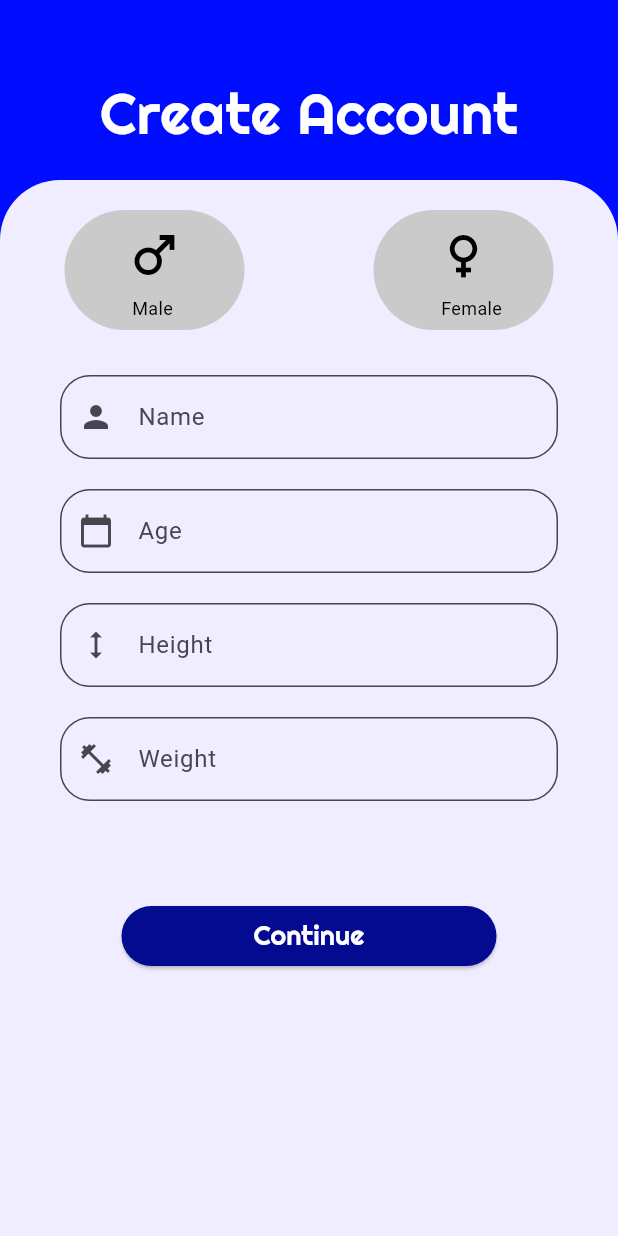
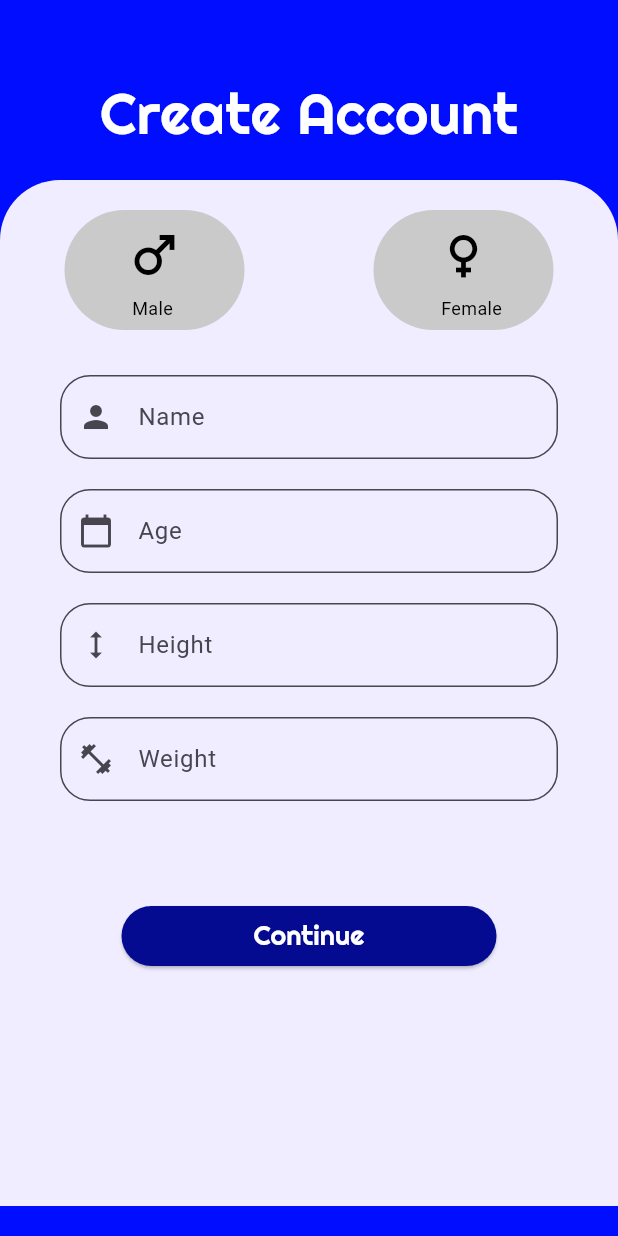
Before and after one commit to hashir-com/be_active, a Flutter app: the screen it shows after launch, after a tap on "Skip", on a phone screen of 412 x 824 dp. Run offline on Flutter 3.47's test engine with Material 3 defaults, Android fonts, the phone set to English and light mode, and no system bars; our stand-ins replace fl_chart, google_fonts, hive, hive_flutter, lottie, smooth_page_indicator; accounts and stored records are empty; project files that could hold a hidden picture were left out.

Commit message:
aligned 3rd

```diff
--- a/lib/main.dart
+++ b/lib/main.dart
@@ -13,6 +13,8 @@
 }
 
 class MyApp extends StatelessWidget {
+  const MyApp({super.key});
+
   @override
   Widget build(BuildContext context) {
     return MaterialApp(
--- a/lib/screens/create_account_screen.dart
+++ b/lib/screens/create_account_screen.dart
@@ -40,11 +40,14 @@
         ),
       ),
       resizeToAvoidBottomInset: true,
-      body: SingleChildScrollView(
+      body: Positioned(
+        top: MediaQuery.of(context).size.height * 0.1,
+        left: MediaQuery.of(context).size.width / 2 - 145,
+        child: SingleChildScrollView(
           child: Column(
             children: [
               Container(
-              height: 780,
+                height: MediaQuery.of(context).size.height * 0.83,
                 decoration: BoxDecoration(
                   color: const Color.fromARGB(255, 239, 237, 255),
                   borderRadius: const BorderRadius.only(
@@ -68,6 +71,7 @@
                 ),
               ),
             ],
+          ),
         ),
       ),
     );
@@ -190,8 +194,9 @@
     TextEditingController controller,
     String label,
     String hint,
-    IconData icon,
-  ) {
+    IconData icon, {
+    bool isNumeric = false,
+  }) {
     return Padding(
       padding: const EdgeInsets.only(left: 40, right: 40, bottom: 20),
       child: TextFormField(
@@ -207,6 +212,9 @@
         validator: (value) {
           if (value == null || value.isEmpty) {
             return 'Please enter your $label'; // Error message
+          }
+          if (isNumeric && double.tryParse(value) == null) {
+            return 'Please enter a valid number for $label';
           }
           return null;
         },
--- a/lib/screens/firstonboard.dart
+++ b/lib/screens/firstonboard.dart
@@ -19,7 +19,7 @@
           ),
         ),
         Positioned(
-          top: MediaQuery.of(context).size.height * 0.1,
+          top: MediaQuery.of(context).size.height * 0.15,
           left: MediaQuery.of(context).size.width / 2 - 145,
           child: Stack(
             alignment: Alignment.center,
--- a/lib/screens/secondonboard.dart
+++ b/lib/screens/secondonboard.dart
@@ -3,6 +3,7 @@
 import 'package:lottie/lottie.dart';
 import 'create_account_screen.dart';
 import 'package:be_active/widgets/linechart.dart';
+import 'package:be_active/widgets/icons.dart';
 
 class SecondOnboardingPage extends StatelessWidget {
   const SecondOnboardingPage({super.key});
@@ -21,7 +22,7 @@
           ),
         ),
         Positioned(
-          top: MediaQuery.of(context).size.height * 0.1,
+          top: MediaQuery.of(context).size.height * 0.15,
           left: MediaQuery.of(context).size.width / 2 - 145,
           child: Stack(
             alignment: Alignment.center,
@@ -51,33 +52,22 @@
             ],
           ),
         ),
-        Positioned(
-          top: 105,
-          right: 10,
-          child: SizedBox(
-            height: 50,
-            width: 50,
-            child: Lottie.asset("assets/goal.json"),
+        Padding(padding: EdgeInsets.only(top: 40), child: IconsPage()),
+
+        Padding(
+          padding: const EdgeInsets.only(
+            top: 190.0,
+            left: 50,
+            right: 50,
+            bottom: 300,
           ),
-        ),
-        Positioned(
-          top: 325,
-          left: 20,
-          child: SizedBox(
-            height: 90,
-            width: 90,
-            child: Lottie.asset("assets/start.json"),
-          ),
-        ),
-        Padding(
-          padding: const EdgeInsets.only(top: 150.0, left: 40, right: 40),
           child: const ProgressLineChart(),
         ),
         Positioned(
           bottom: 150,
           left: 30,
           child: Text(
-            "Track Your\nProgress",
+            "Track\nYour Progress",
             style: GoogleFonts.righteous(
               fontSize: 44,
               height: 1,
--- a/lib/screens/splash_screen.dart
+++ b/lib/screens/splash_screen.dart
@@ -4,7 +4,7 @@
 import 'onboarding_screen.dart';
 
 class SplashScreen extends StatefulWidget {
-  const SplashScreen({Key? key}) : super(key: key);
+  const SplashScreen({super.key});
 
   @override
   State<SplashScreen> createState() => _SplashScreenState();
@@ -16,6 +16,7 @@
     super.initState();
     Future.delayed(Duration(seconds: 3), () {
       Navigator.pushReplacement(
+        // ignore: use_build_context_synchronously
         context,
         MaterialPageRoute(builder: (_) => OnboardingScreen()),
       );
--- /dev/null
+++ b/lib/widgets/icons.dart
@@ -0,0 +1,114 @@
+import 'package:flutter/material.dart';
+import 'package:lottie/lottie.dart';
+
+class IconsPage extends StatelessWidget {
+  const IconsPage({super.key});
+
+  @override
+  Widget build(BuildContext context) {
+    return Stack(
+      children: [
+        Positioned(
+          top: 260,
+          right: 130,
+          child: Container(
+            width: 40,
+            height: 25,
+            decoration: BoxDecoration(
+              shape: BoxShape.rectangle,
+              color: Colors.white,
+              borderRadius: BorderRadius.circular(15),
+            ),
+            child: Icon(
+              Icons.line_weight_rounded,
+              color: const Color.fromARGB(255, 13, 27, 133),
+            ),
+          ),
+        ),
+        Positioned(
+          top: 150,
+          right: 90,
+          child: Container(
+            width: 40,
+            height: 25,
+            decoration: BoxDecoration(
+              shape: BoxShape.rectangle,
+              color: Colors.white,
+              borderRadius: BorderRadius.circular(15),
+            ),
+            child: Icon(
+              Icons.height_rounded,
+              color: const Color.fromARGB(255, 255, 12, 190),
+            ),
+          ),
+        ),
+        Positioned(
+          top: 250,
+          left: 80,
+          child: Container(
+            width: 40,
+            height: 25,
+            decoration: BoxDecoration(
+              shape: BoxShape.rectangle,
+              color: Colors.white,
+              borderRadius: BorderRadius.circular(15),
+            ),
+            child: Icon(Icons.directions_walk_rounded),
+          ),
+        ),
+        Positioned(
+          top: 180,
+          left: 185,
+          child: Container(
+            width: 40,
+            height: 25,
+            decoration: BoxDecoration(
+              shape: BoxShape.rectangle,
+              color: Colors.white,
+              borderRadius: BorderRadius.circular(15),
+            ),
+            child: Icon(
+              Icons.self_improvement_sharp,
+              color: Colors.purpleAccent,
+            ),
+          ),
+        ),
+        Positioned(
+          top: 305,
+          left: 140,
+          child: Container(
+            width: 40,
+            height: 25,
+            decoration: BoxDecoration(
+              shape: BoxShape.rectangle,
+              color: Colors.white,
+              borderRadius: BorderRadius.circular(15),
+            ),
+            child: Icon(
+              Icons.sunny,
+              color: const Color.fromARGB(255, 255, 163, 3),
+            ),
+          ),
+        ),
+        Positioned(
+          top: 55,
+          right: -14,
+          child: SizedBox(
+            height: 130,
+            width: 130,
+            child: Lottie.asset("assets/goal.json"),
+          ),
+        ),
+        Positioned(
+          top: 325,
+          left: 10,
+          child: SizedBox(
+            height: 90,
+            width: 80,
+            child: Lottie.asset("assets/start.json"),
+          ),
+        ),
+      ],
+    );
+  }
+}
--- a/lib/widgets/linechart.dart
+++ b/lib/widgets/linechart.dart
@@ -15,7 +15,7 @@
           titlesData: FlTitlesData(
             bottomTitles: AxisTitles(
               sideTitles: SideTitles(
-                showTitles: true,
+                showTitles: false,
                 reservedSize: 32,
                 interval: 1,
                 getTitlesWidget: (value, _) {
@@ -84,13 +84,13 @@
             LineChartBarData(
               isCurved: true,
               color: Colors.white,
-              barWidth: 5,
+              barWidth: 4,
               belowBarData: BarAreaData(show: false),
               dotData: FlDotData(show: true),
               spots: const [
                 FlSpot(0, 2),
                 FlSpot(1, 3),
-                FlSpot(2, 2.5),
+                FlSpot(2, 2.8),
                 FlSpot(3, 4),
                 FlSpot(4, 3.5),
                 FlSpot(5, 4.4),
```
Also changed, not shown: assets/goal.json (+1 -1 lines), assets/start.json (+1 -1 lines). Lines whose indentation alone changed are shown as unchanged.
